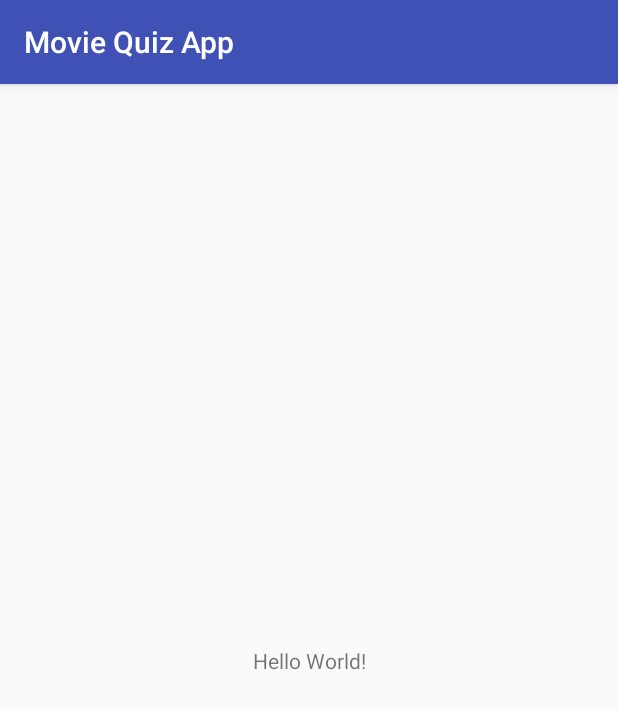
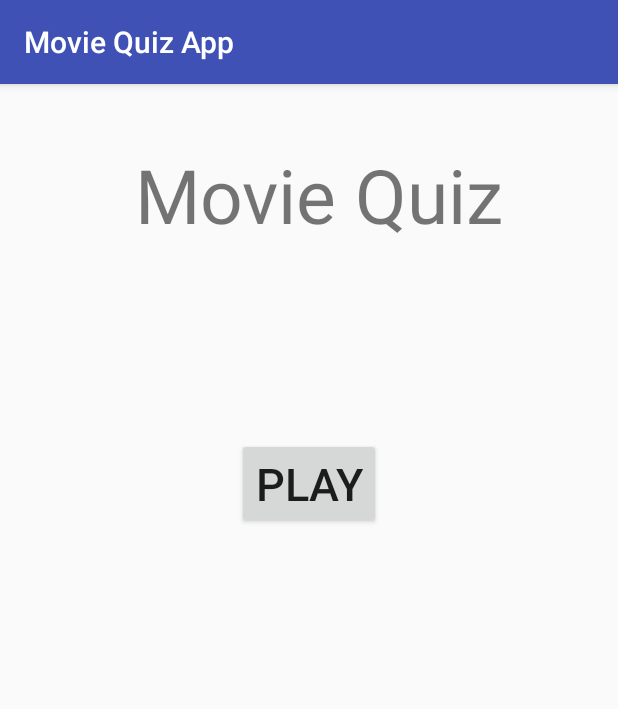
Before and after one commit to Dinusha2017/MovieQuizApp, an Android app: the screen it shows after launch (MainActivity), on a phone screen of 412 x 824 dp. Shown: the top 709 px of the screen. Run offline under Robolectric (Android 15) with nearby library versions, the light colour scheme and no system bars.

Commit message:
My Quiz, Results, Strings and Nuwani's MainPage,Quiz Levels Integrated

```diff
--- a/app/src/main/AndroidManifest.xml
+++ b/app/src/main/AndroidManifest.xml
@@ -16,6 +16,7 @@
                 <category android:name="android.intent.category.LAUNCHER" />
             </intent-filter>
         </activity>
+        <activity android:name=".controllers.QuizLevels" />
         <activity android:name=".controllers.QuizActivity" />
         <activity android:name=".controllers.ResultActivity"></activity>
     </application>
--- a/app/src/main/java/com/ctse/sliit/moviequizapp/controllers/MainActivity.java
+++ b/app/src/main/java/com/ctse/sliit/moviequizapp/controllers/MainActivity.java
@@ -3,6 +3,8 @@ package com.ctse.sliit.moviequizapp.controllers;
 import android.content.Intent;
 import android.support.v7.app.AppCompatActivity;
 import android.os.Bundle;
+import android.view.View;
+import android.widget.Button;
 
 import com.ctse.sliit.moviequizapp.R;
 
@@ -12,5 +14,23 @@ public class MainActivity extends AppCompatActivity {
     protected void onCreate(Bundle savedInstanceState) {
         super.onCreate(savedInstanceState);
         setContentView(R.layout.activity_main);
+
+        Button buttonPlay = findViewById(R.id.buttonPlay);
+
+        // Capture button clicks
+        buttonPlay.setOnClickListener(new View.OnClickListener() {
+
+            @Override
+            public void onClick(View view){
+                /*
+				 * Intent is just like glue which helps to navigate one activity
+				 * to another.
+				 */
+
+                Intent intent = new Intent(MainActivity.this, QuizLevels.class);
+                startActivity(intent);//startActivity allow you to move
+            }
+        });
     }
+
 }
--- a/app/src/main/res/layout/activity_main.xml
+++ b/app/src/main/res/layout/activity_main.xml
@@ -1,18 +1,41 @@
 <?xml version="1.0" encoding="utf-8"?>
-<android.support.constraint.ConstraintLayout xmlns:android="http://schemas.android.com/apk/res/android"
+<LinearLayout xmlns:android="http://schemas.android.com/apk/res/android"
     xmlns:app="http://schemas.android.com/apk/res-auto"
     xmlns:tools="http://schemas.android.com/tools"
     android:layout_width="match_parent"
     android:layout_height="match_parent"
-    tools:context="com.ctse.sliit.moviequizapp.MainActivity">
+    android:orientation="vertical"
+    tools:context="com.ctse.sliit.moviequizapp.controllers.MainActivity">
 
     <TextView
+        android:id="@+id/textView2"
+        android:layout_width="match_parent"
+        android:layout_height="126dp"
+        android:layout_marginBottom="50dp"
+        android:layout_marginTop="20dp"
+        android:includeFontPadding="true"
+        android:paddingTop="20dp"
+        android:text=" Movie Quiz"
+        android:textAlignment="center"
+        android:textSize="50dp"
+        app:layout_constraintBottom_toBottomOf="parent"
+        app:layout_constraintHorizontal_bias="0.0"
+        app:layout_constraintLeft_toLeftOf="parent"
+        app:layout_constraintRight_toRightOf="parent"
+        app:layout_constraintTop_toTopOf="parent"
+        app:layout_constraintVertical_bias="0.0"
+        android:orientation="horizontal"/>
+
+
+
+    <Button
+        android:id="@+id/buttonPlay"
         android:layout_width="wrap_content"
         android:layout_height="wrap_content"
-        android:text="Hello World!"
-        app:layout_constraintBottom_toBottomOf="parent"
-        app:layout_constraintLeft_toLeftOf="parent"
-        app:layout_constraintRight_toRightOf="parent"
-        app:layout_constraintTop_toTopOf="parent" />
+        android:layout_gravity="center"
+        android:layout_marginTop="40dp"
+        android:layout_marginBottom="70dp"
+        android:textSize="30dp"
+        android:text="Play" />
 
-</android.support.constraint.ConstraintLayout>
+</LinearLayout>
--- a/app/src/main/res/layout/activity_quiz.xml
+++ b/app/src/main/res/layout/activity_quiz.xml
@@ -30,7 +30,7 @@
             android:layout_weight="1"
             android:padding="10dp"
             android:layout_margin="8dp"
-            android:text="/10"
+            android:text="@string/out_of_ten"
             android:textSize="22dp" />
     </LinearLayout>
 
@@ -111,6 +111,6 @@
         android:layout_weight="0.1"
         android:layout_margin="20dp"
         android:layout_gravity="right"
-        android:text="Next"
+        android:text="@string/next_btn_txt"
         android:onClick="onClickNext" />    <!-- TextView -->
 </LinearLayout>
--- a/app/src/main/res/values/strings.xml
+++ b/app/src/main/res/values/strings.xml
@@ -1,3 +1,7 @@
 <resources>
     <string name="app_name">Movie Quiz App</string>
+    <string name="out_of_ten">/10</string>
+    <string name="next_btn_txt">Next</string>
+    <string name="result_activity_title">Result</string>
+    <string name="continue_btn_txt">Continue</string>
 </resources>
```
Also changed, not shown: app/src/main/java/com/ctse/sliit/moviequizapp/controllers/QuizLevels.java (added, +65 -0 lines), app/src/main/java/com/ctse/sliit/moviequizapp/controllers/ResultActivity.java (+17 -1 lines), app/src/main/res/layout/activity_quiz_levels.xml (added, +126 -0 lines), app/src/main/res/layout/activity_result.xml (+8 -6 lines).
